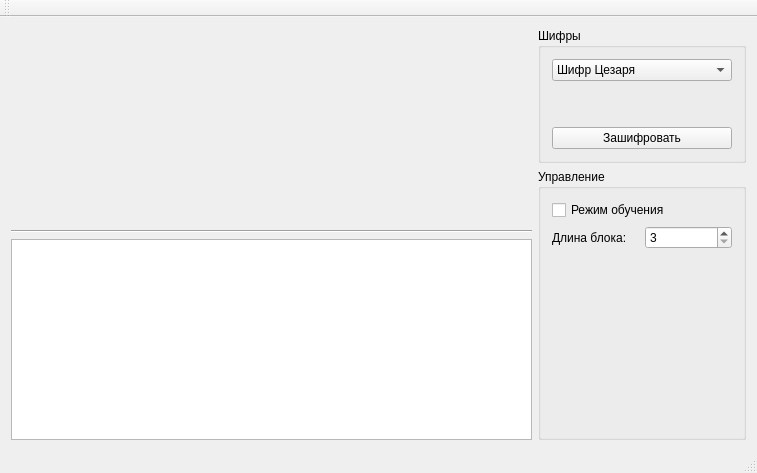
Before: the Qt Designer form mainwindow.ui in smarttowel/crypto, drawn with Qt 5.
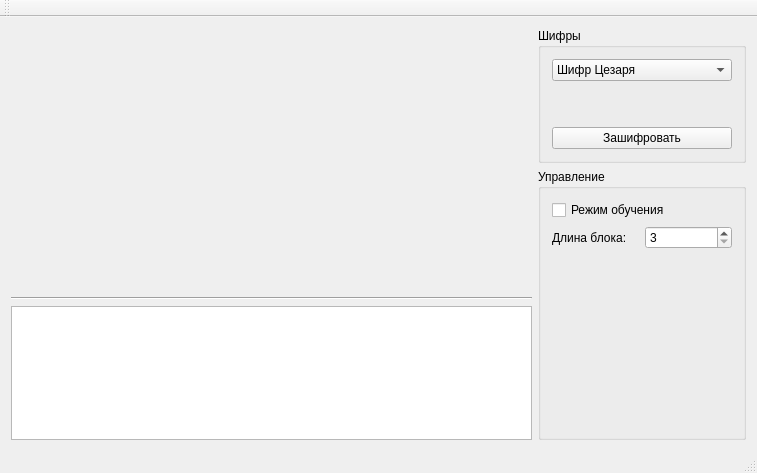
After: the same form once the commit is applied.

Diff of the .ui file:
```diff
--- a/mainwindow.ui
+++ b/mainwindow.ui
@@ -16,7 +16,7 @@
   <widget class="QWidget" name="centralWidget">
    <layout class="QHBoxLayout" name="horizontalLayout_2" stretch="5,2">
     <item>
-     <layout class="QVBoxLayout" name="verticalLayout" stretch="1,0,1">
+     <layout class="QVBoxLayout" name="verticalLayout" stretch="2,0,1">
       <item>
        <layout class="QHBoxLayout" name="codeInputLayout"/>
       </item>
```
Left out of the diff: 5 changed lines with no effect on the pictures.
